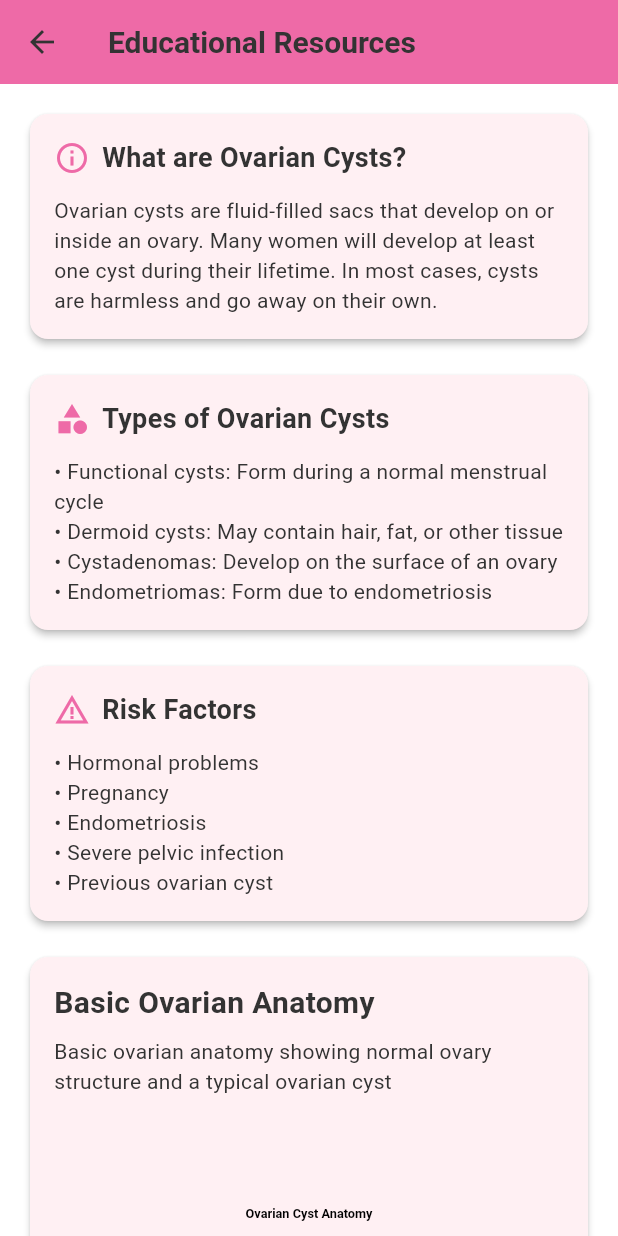
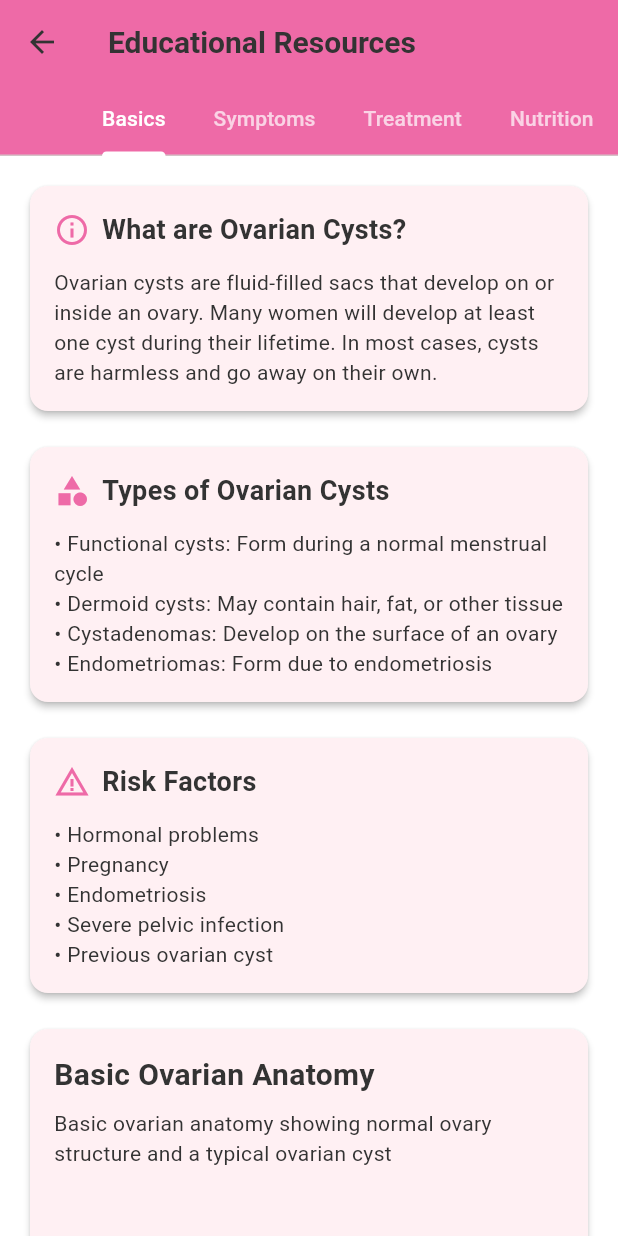
Before and after one commit to Faqih001/ovarian_cyst_support_app, a Flutter app: the EducationalScreen screen opened directly, on a phone screen of 412 x 824 dp. Run offline on Flutter 3.47's test engine with Material 3 defaults, Android fonts, the phone set to English and light mode, and no system bars; our stand-ins replace animated_text_kit, cloud_firestore, connectivity_plus, csv, firebase_auth, firebase_core and 19 more; missing offline and left inert: firebase_app_check; accounts and stored records are empty; network calls fail.

Commit message:
feat: Enhance EducationalScreen layout by adding a TabBar for improved navigation

```diff
--- a/lib/screens/educational_screen.dart
+++ b/lib/screens/educational_screen.dart
@@ -52,7 +52,32 @@ class _EducationalScreenState extends State<EducationalScreen>
         title: Text(_getTitle(section)),
         backgroundColor: AppColors.primary,
       ),
-      body: _getContent(section),
+      body: Column(
+        children: [
+          if (section == 'main')
+            Container(
+              color: AppColors.primary,
+              child: TabBar(
+                controller: _tabController,
+                isScrollable: true,
+                indicatorColor: Colors.white,
+                labelColor: Colors.white,
+                unselectedLabelColor: Colors.white70,
+                tabs: [
+                  Tab(text: 'Basics'),
+                  Tab(text: 'Symptoms'),
+                  Tab(text: 'Treatment'),
+                  Tab(text: 'Nutrition'),
+                  Tab(text: 'Exercise'),
+                  Tab(text: 'Kenya Guide'),
+                ],
+              ),
+            ),
+          Expanded(
+            child: _getContent(section),
+          ),
+        ],
+      ),
     );
   }
 
```
